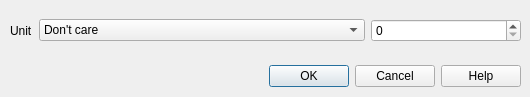
Old version of the form src/cdlgselectunit.ui in the repository grodansparadis/vscp-works-qt.
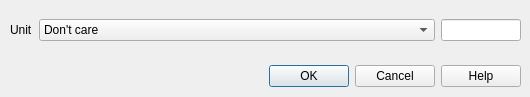
New version of the form.

```diff
--- a/src/cdlgselectunit.ui
+++ b/src/cdlgselectunit.ui
@@ -95,17 +95,17 @@
      </widget>
     </item>
     <item row="0" column="2">
-     <widget class="QSpinBox" name="spinBoxBoxUnit">
+     <widget class="QLineEdit" name="editUnit">
       <property name="sizePolicy">
        <sizepolicy hsizetype="Fixed" vsizetype="Fixed">
         <horstretch>0</horstretch>
         <verstretch>0</verstretch>
        </sizepolicy>
       </property>
-      <property name="minimumSize">
+      <property name="maximumSize">
        <size>
-        <width>150</width>
-        <height>0</height>
+        <width>80</width>
+        <height>16777215</height>
        </size>
       </property>
      </widget>
```
Left out of the diff: 52 changed lines with no effect on the pictures.
